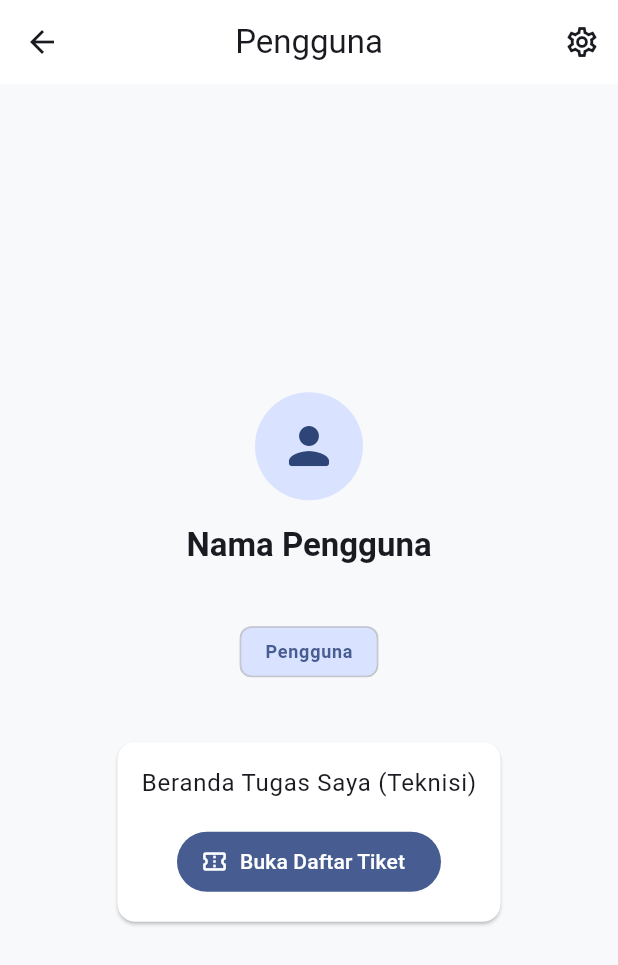
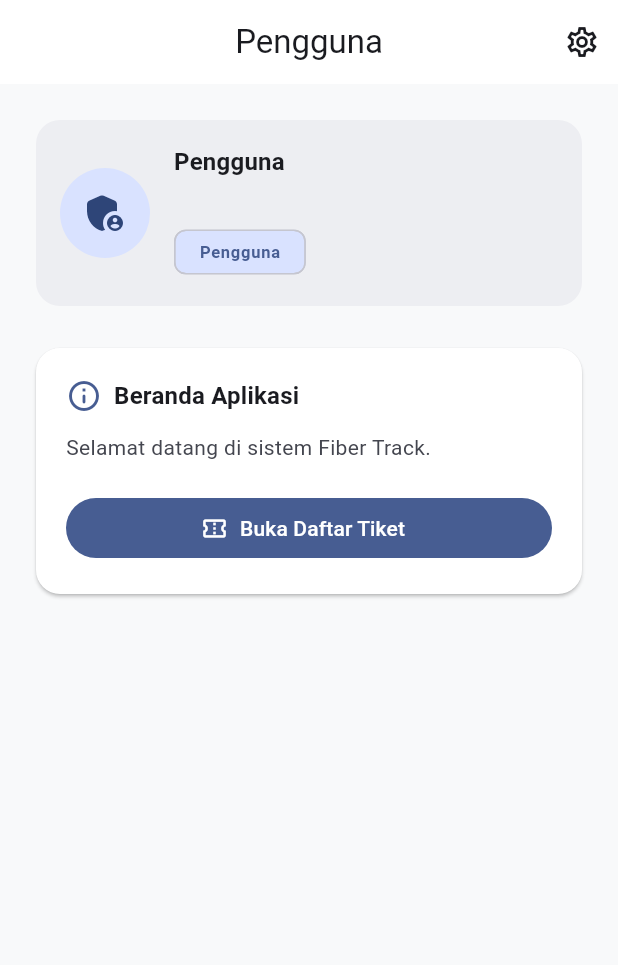
Before and after one commit to vikinura/Fiber-Track, a Flutter app: the RoleHomePage screen opened directly, on a phone screen of 412 x 824 dp. Shown: the top 965 px of the screen. Run offline on Flutter 3.47's test engine with Material 3 defaults, Android fonts, the phone set to English and light mode, and no system bars; our stand-ins replace dio, equatable, flutter_bloc, flutter_secure_storage, fpdart, get_it and 2 more; accounts and stored records are empty.

Commit message:
feat(ticket): add role-based home screens

```diff
--- a/mobile/lib/core/constants/app_strings.dart
+++ b/mobile/lib/core/constants/app_strings.dart
@@ -47,4 +47,15 @@ class AppStrings {
   static const String themeSystem = 'Ikuti Sistem';
   static const String themeLight = 'Mode Terang';
   static const String themeDark = 'Mode Gelap';
+
+  // Navigation & Role Screens
+  static const String navHome = 'Beranda';
+  static const String navTickets = 'Tiket';
+  static const String navSettings = 'Pengaturan';
+  static const String incomingTickets = 'Tiket Masuk';
+  static const String myAssignedTickets = 'Tugas Saya';
+  static const String allTickets = 'Daftar Tiket';
+  static const String tenantHomeTitle = 'Beranda Admin Tenant';
+  static const String vendorHomeTitle = 'Beranda Admin Vendor';
+  static const String technicianHomeTitle = 'Beranda Teknisi';
 }
--- a/mobile/lib/core/router/app_router.dart
+++ b/mobile/lib/core/router/app_router.dart
@@ -4,7 +4,7 @@ import 'package:go_router/go_router.dart';
 import '../../features/auth/presentation/bloc/auth_bloc.dart';
 import '../../features/auth/presentation/bloc/auth_state.dart';
 import '../../features/auth/presentation/pages/login_page.dart';
-import '../../features/auth/presentation/pages/role_home_page.dart';
+import '../../features/auth/presentation/pages/main_navigation_page.dart';
 import '../../features/settings/presentation/pages/settings_page.dart';
 import '../../features/ticket/domain/entities/ticket.dart';
 import '../../features/ticket/presentation/pages/ticket_detail_page.dart';
@@ -41,7 +41,7 @@ GoRouter createRouter(AuthBloc authBloc) {
         path: '/',
         builder: (context, state) {
           final authState = authBloc.state;
-          return RoleHomePage(user: authState.user);
+          return MainNavigationPage(user: authState.user);
         },
       ),
       GoRoute(
--- a/mobile/lib/features/auth/presentation/pages/role_home_page.dart
+++ b/mobile/lib/features/auth/presentation/pages/role_home_page.dart
@@ -23,6 +23,43 @@ class RoleHomePage extends StatelessWidget {
     }
   }
 
+  String _getHomeCardTitle(String? role) {
+    switch (role) {
+      case 'tenant_admin':
+        return 'Manajemen & Pemantauan Gangguan';
+      case 'vendor_admin':
+        return 'Pusat Penugasan & Tiket Masuk';
+      case 'technician':
+        return 'Pusat Tugas & Pengerjaan Lapangan';
+      default:
+        return 'Beranda Aplikasi';
+    }
+  }
+
+  String _getHomeCardDescription(String? role) {
+    switch (role) {
+      case 'tenant_admin':
+        return 'Kelola tiket gangguan pelanggan, teruskan ke mitra vendor, dan pantau SLA penyelesaian jaringan.';
+      case 'vendor_admin':
+        return 'Terima tiket dari tenant dan tugaskan langsung ke teknisi yang bertugas di lapangan.';
+      case 'technician':
+        return 'Lihat daftar tugas gangguan Anda, perbarui status pengerjaan, dan laporkan bukti penyelesaian.';
+      default:
+        return 'Selamat datang di sistem Fiber Track.';
+    }
+  }
+
+  String _getPrimaryActionLabel(String? role) {
+    switch (role) {
+      case 'vendor_admin':
+        return 'Buka Tiket Masuk';
+      case 'technician':
+        return 'Buka Tugas Saya';
+      default:
+        return 'Buka Daftar Tiket';
+    }
+  }
+
   @override
   Widget build(BuildContext context) {
     final theme = Theme.of(context);
@@ -34,74 +71,143 @@ class RoleHomePage extends StatelessWidget {
         actions: [
           IconButton(
             icon: const Icon(Icons.settings_outlined),
+            tooltip: AppStrings.settings,
             onPressed: () {
               context.push('/settings');
             },
           ),
         ],
       ),
-      body: Center(
+      body: SingleChildScrollView(
+        padding: const EdgeInsets.all(AppSizes.p20),
+        child: Column(
+          crossAxisAlignment: CrossAxisAlignment.stretch,
+          children: [
+            // Header Profil / Identitas
+            Card(
+              elevation: 0,
+              color: theme.colorScheme.surfaceContainerHighest.withValues(
+                alpha: 0.5,
+              ),
+              shape: RoundedRectangleBorder(
+                borderRadius: BorderRadius.circular(AppSizes.r16),
+              ),
               child: Padding(
-          padding: const EdgeInsets.all(AppSizes.p24),
-          child: Column(
-            mainAxisAlignment: MainAxisAlignment.center,
+                padding: const EdgeInsets.all(AppSizes.p16),
+                child: Row(
                   children: [
                     CircleAvatar(
-                radius: 36,
+                      radius: 30,
                       backgroundColor: theme.colorScheme.primaryContainer,
                       child: Icon(
-                  Icons.person_rounded,
-                  size: 40,
+                        role == 'technician'
+                            ? Icons.build_rounded
+                            : role == 'vendor_admin'
+                            ? Icons.business_center_rounded
+                            : Icons.admin_panel_settings_rounded,
+                        size: 32,
                         color: theme.colorScheme.onPrimaryContainer,
                       ),
                     ),
-              const SizedBox(height: AppSizes.p16),
+                    const SizedBox(width: AppSizes.p16),
+                    Expanded(
+                      child: Column(
+                        crossAxisAlignment: CrossAxisAlignment.start,
+                        children: [
                           Text(
-                user?.name ?? 'Nama Pengguna',
-                style: theme.textTheme.titleLarge?.copyWith(
+                            user?.name ?? 'Pengguna',
+                            style: theme.textTheme.titleMedium?.copyWith(
                               fontWeight: FontWeight.bold,
                             ),
                           ),
                           const SizedBox(height: AppSizes.p4),
                           Text(
                             user?.email ?? '',
-                style: theme.textTheme.bodyMedium?.copyWith(
+                            style: theme.textTheme.bodySmall?.copyWith(
                               color: theme.colorScheme.onSurfaceVariant,
                             ),
                           ),
                           const SizedBox(height: AppSizes.p8),
                           Chip(
+                            visualDensity: VisualDensity.compact,
                             label: Text(
                               _getRoleTitle(role),
-                  style: theme.textTheme.labelMedium?.copyWith(
+                              style: theme.textTheme.labelSmall?.copyWith(
                                 color: theme.colorScheme.primary,
                                 fontWeight: FontWeight.w600,
                               ),
                             ),
                             backgroundColor: theme.colorScheme.primaryContainer,
                           ),
-              const SizedBox(height: AppSizes.p32),
+                        ],
+                      ),
+                    ),
+                  ],
+                ),
+              ),
+            ),
+            const SizedBox(height: AppSizes.p20),
+
+            // Card Ringkasan / Petunjuk Peran
             Card(
+              shape: RoundedRectangleBorder(
+                borderRadius: BorderRadius.circular(AppSizes.r16),
+              ),
               child: Padding(
-                  padding: const EdgeInsets.all(AppSizes.p16),
+                padding: const EdgeInsets.all(AppSizes.p20),
                 child: Column(
+                  crossAxisAlignment: CrossAxisAlignment.start,
                   children: [
+                    Row(
+                      children: [
+                        Icon(
+                          Icons.info_outline_rounded,
+                          color: theme.colorScheme.primary,
+                          size: 24,
+                        ),
+                        const SizedBox(width: AppSizes.p8),
+                        Expanded(
+                          child: Text(
+                            _getHomeCardTitle(role),
+                            style: theme.textTheme.titleMedium?.copyWith(
+                              fontWeight: FontWeight.bold,
+                            ),
+                          ),
+                        ),
+                      ],
+                    ),
+                    const SizedBox(height: AppSizes.p12),
                     Text(
-                        role == 'tenant_admin'
-                            ? 'Beranda Tiket & Dashboard Tenant'
-                            : role == 'vendor_admin'
-                            ? 'Beranda Tiket Masuk Vendor'
-                            : 'Beranda Tugas Saya (Teknisi)',
-                        style: theme.textTheme.bodyLarge,
+                      _getHomeCardDescription(role),
+                      style: theme.textTheme.bodyMedium?.copyWith(
+                        color: theme.colorScheme.onSurfaceVariant,
+                        height: 1.4,
                       ),
-                      const SizedBox(height: AppSizes.p16),
-                      FilledButton.icon(
+                    ),
+                    const SizedBox(height: AppSizes.p20),
+                    SizedBox(
+                      width: double.infinity,
+                      child: FilledButton.icon(
                         onPressed: () {
                           context.push('/tickets');
                         },
                         icon: const Icon(Icons.confirmation_number_outlined),
-                        label: const Text('Buka Daftar Tiket'),
+                        label: Text(_getPrimaryActionLabel(role)),
                       ),
+                    ),
+                    if (role == 'tenant_admin') ...[
+                      const SizedBox(height: AppSizes.p12),
+                      SizedBox(
+                        width: double.infinity,
+                        child: OutlinedButton.icon(
+                          onPressed: () {
+                            context.push('/tickets/create');
+                          },
+                          icon: const Icon(Icons.add_rounded),
+                          label: const Text('Buat Tiket Baru'),
+                        ),
+                      ),
+                    ],
                   ],
                 ),
               ),
@@ -109,7 +215,6 @@ class RoleHomePage extends StatelessWidget {
           ],
         ),
       ),
-      ),
     );
   }
 }
```
Also changed, not shown: mobile/lib/features/auth/presentation/pages/main_navigation_page.dart (added, +76 -0 lines), mobile/lib/features/ticket/presentation/pages/ticket_list_page.dart (+14 -6 lines), 1 other file. Lines whose indentation alone changed are shown as unchanged.
